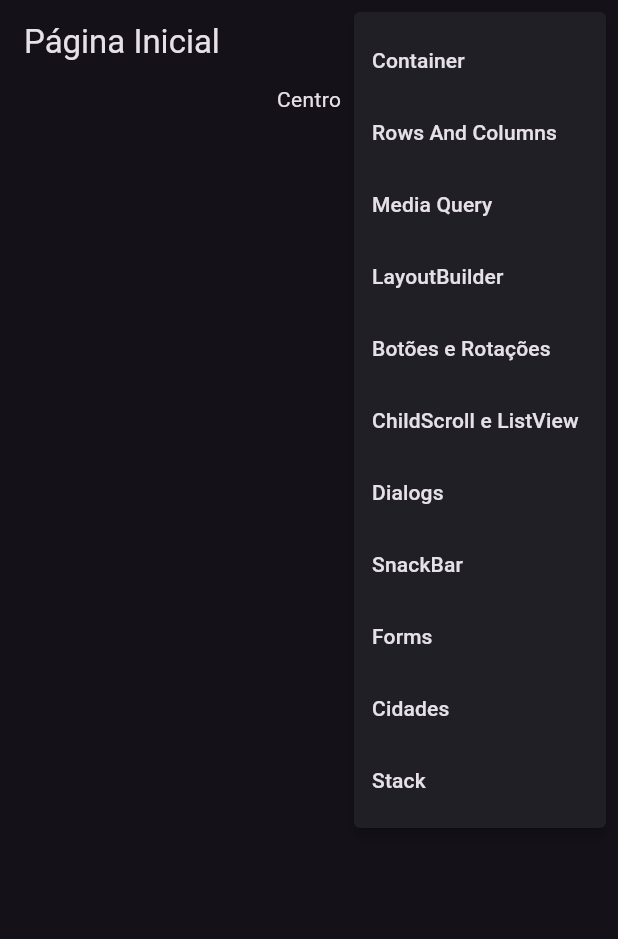
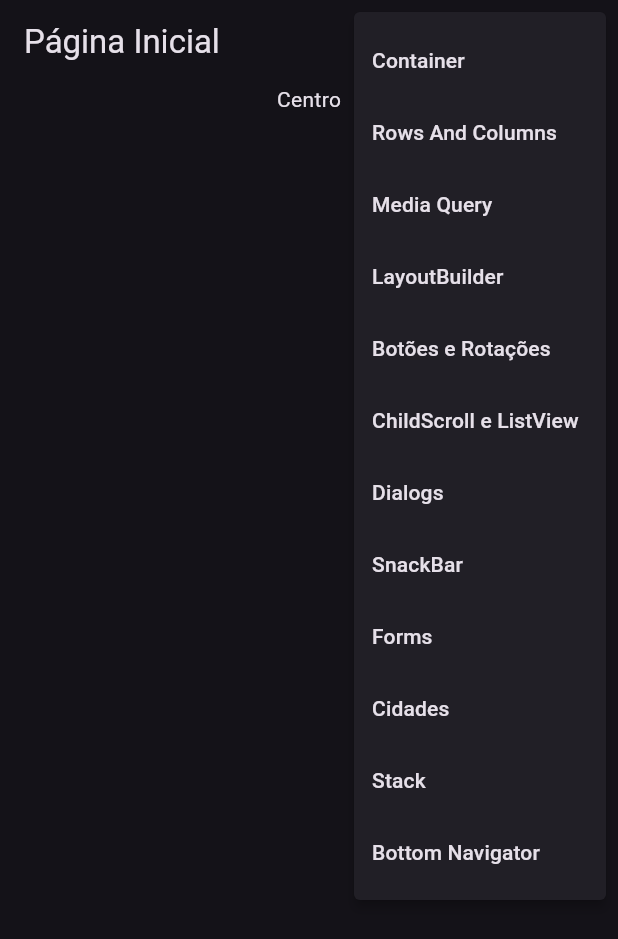
Before and after one commit to Brenokardoso/academia_do_flutter, a Flutter app: the screen it shows after launch, after a tap on the "construction" icon, on a phone screen of 412 x 824 dp. Shown: the top 939 px of the screen. Run offline on Flutter 3.47's test engine with Material 3 defaults, Android fonts, the light colour scheme and no system bars; our stand-ins replace device_preview.

Commit message:
positioned,align,stack e blood

```diff
--- a/parte_2/lib/home_page/home_page.dart
+++ b/parte_2/lib/home_page/home_page.dart
@@ -13,6 +13,7 @@ enum PopUpMenuPages {
   forms,
   cidades,
   stack,
+  bottomNavigator,
 }
 
 class HomePage extends StatelessWidget {
@@ -75,6 +76,8 @@ Widget customPopUpMenuIButton(BuildContext context) {
           Navigator.of(context).pushNamed("/cidades");
         case PopUpMenuPages.stack:
           Navigator.of(context).pushNamed("/stack");
+        case PopUpMenuPages.bottomNavigator:
+          Navigator.of(context).pushNamed("/bottomNavigate");
       }
     },
     itemBuilder: (BuildContext context) {
@@ -123,6 +126,10 @@ Widget customPopUpMenuIButton(BuildContext context) {
           value: PopUpMenuPages.stack,
           child: Text("Stack"),
         ),
+        const PopupMenuItem(
+          value: PopUpMenuPages.bottomNavigator,
+          child: Text("Bottom Navigator"),
+        ),
       ];
     },
   );
--- a/parte_2/lib/main.dart
+++ b/parte_2/lib/main.dart
@@ -1,5 +1,6 @@
 import 'package:flutter/foundation.dart';
 import 'package:flutter/material.dart';
+import 'package:parte_2/pages/bottom_navigator_bar/bottom_navigator_bar.dart';
 import 'package:parte_2/pages/buttons_and_text_rotatiton/buttons_and_text_rotatiton.dart';
 import 'package:parte_2/pages/child_and_views/child_and_viewes.dart';
 import 'package:parte_2/pages/cidades/cidades_page.dart';
@@ -109,6 +110,10 @@ class MyApp extends StatelessWidget {
               settings: settings,
               builder: (stack) => const StackPage(),
             );
+          case '/bottomNavigate':
+            return MaterialPageRoute(
+                settings: settings,
+                builder: (bottomNavigator) => const BottomNavigatorPage(),);
         }
 
         return null;
--- a/parte_2/lib/pages/stack/stack.dart
+++ b/parte_2/lib/pages/stack/stack.dart
@@ -15,7 +15,9 @@ class StackPage extends StatelessWidget {
         child: Stack(
           children: [
             Container(width: 300, height: 300, color: Colors.red),
+            Container(width: 250, height: 250, color: Colors.amberAccent),
             Container(width: 200, height: 200, color: Colors.green),
+            Container(width: 150, height: 150, color: Colors.orange),
             Container(width: 100, height: 100, color: Colors.blue),
             Container(width: 50, height: 50, color: Colors.yellow),
             Container(width: 25, height: 25, color: Colors.pink),
```
Also changed, not shown: parte_2/lib/pages/bottom_navigator_bar/bottom_navigator_bar.dart (added, +15 -0 lines).
